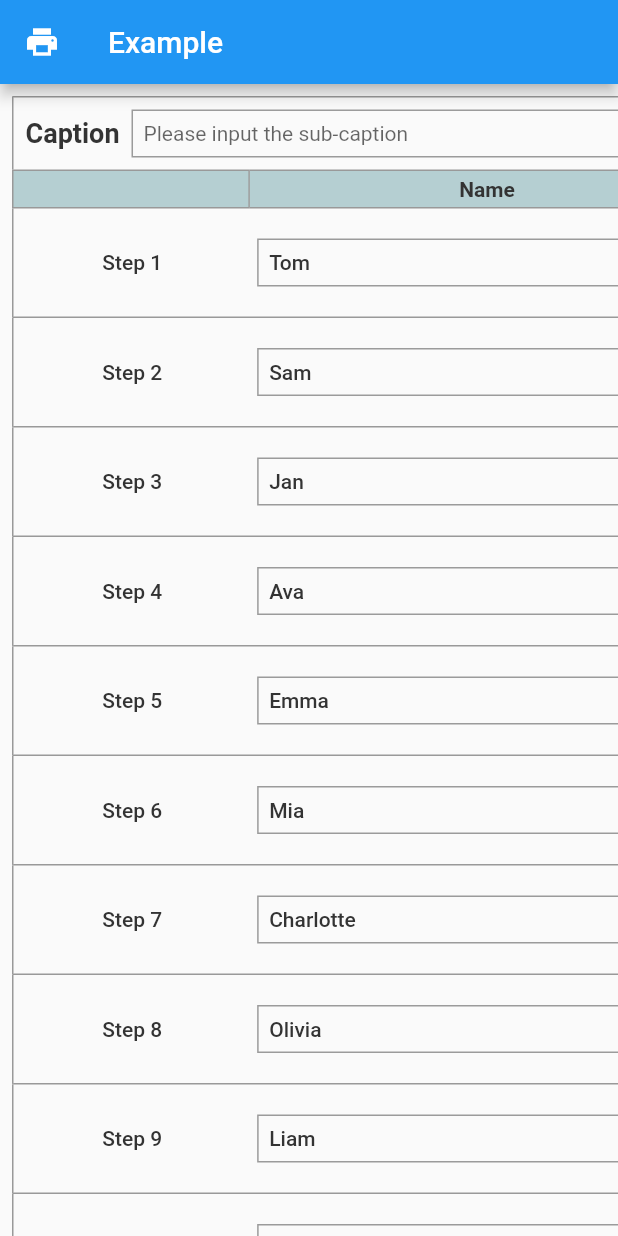
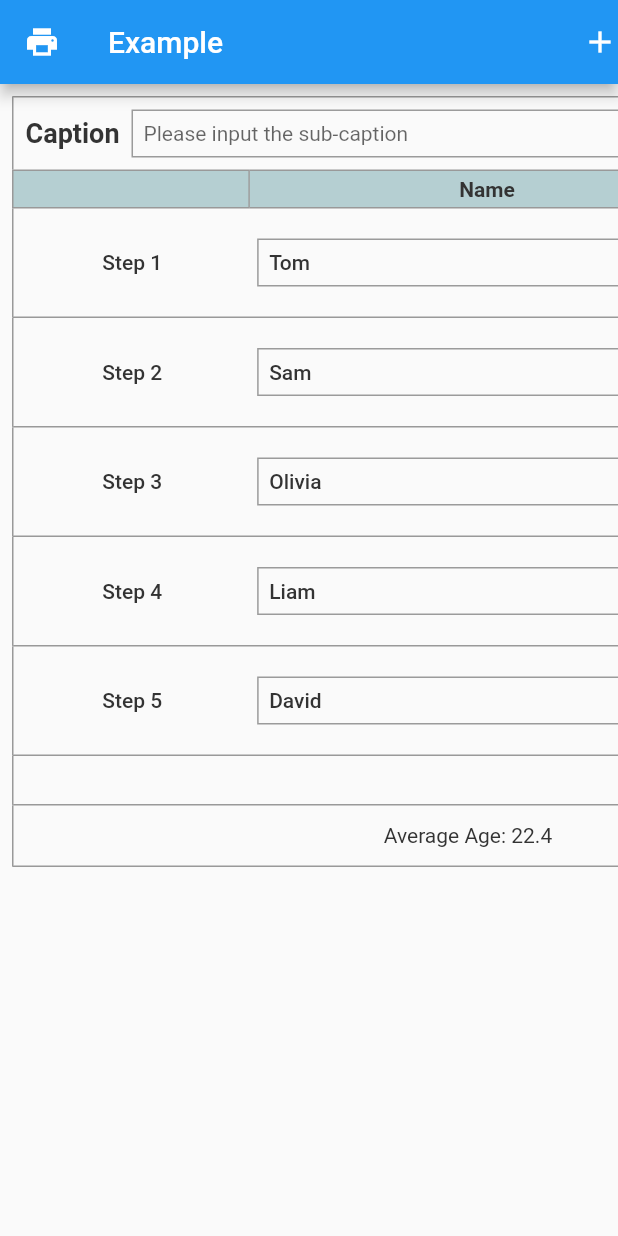
Before and after one commit to lianfanghua/flutter_editable_table, a Flutter app: the screen it shows after launch, on a phone screen of 412 x 824 dp. Run offline on Flutter 3.47's test engine with Material 2 defaults, Android fonts, the phone set to English and light mode, and no system bars; our stand-ins replace flutter_datetime_picker.

Commit message:
fix: fix caption and footer layout problem, and datetime picker multi-language adaptation problem

```diff
--- a/example/lib/main.dart
+++ b/example/lib/main.dart
@@ -198,20 +198,15 @@ class _MyHomePageState extends State<MyHomePage> {
     "rows": [
       {"id": 0, "name": "Tom", "age": 18, "desc": "I'm Tom, Tom, Tom", "salary": 1000.5, "married": false, "d_o_m": null, "l_s_t": "2021-10-02 14:30:50"},
       {"id": 1, "name": "Sam", "age": 20, "desc": null, "salary": 1234.5, "married": false, "d_o_m": null, "l_s_t": "2021-06-23 11:28:00"},
-      {"id": 2, "name": "Jan", "age": 21, "desc": null, "salary": 1800.0, "married": false, "d_o_m": null, "l_s_t": "2021-02-16 10:30:00"},
-      {"id": 3, "name": "Ava", "age": 25, "desc": null, "salary": 2500.0, "married": false, "d_o_m": null, "l_s_t": "2020-12-25 13:00:00"},
-      {"id": 4, "name": "Emma", "age": 22, "desc": null, "salary": 1700.0, "married": false, "d_o_m": null, "l_s_t": "2021-07-02 09:30:00"},
-      {"id": 5, "name": "Mia", "age": 21, "desc": null, "salary": 2000.0, "married": false, "d_o_m": null, "l_s_t": "2021-05-01 10:20:43"},
-      {"id": 6, "name": "Charlotte", "age": 19, "desc": null, "salary": 1500.0, "married": false, "d_o_m": null, "l_s_t": "2021-08-18 13:40:10"},
-      {"id": 7, "name": "Olivia", "age": 25, "desc": null, "salary": 2500.0, "married": true, "d_o_m": "2020-10-01", "l_s_t": "2021-01-08 20:20:00"},
-      {"id": 8, "name": "Liam", "age": 23, "desc": null, "salary": 3000.0, "married": true, "d_o_m": "2018-08-01", "l_s_t": "2021-11-11 18:10:20"},
-      {"id": 9, "name": "David", "age": 26, "desc": null, "salary": 2300.0, "married": true, "d_o_m": "2019-03-05", "l_s_t": "2021-12-08 21:30:50"},
+      {"id": 2, "name": "Olivia", "age": 25, "desc": null, "salary": 2500.0, "married": true, "d_o_m": "2020-10-01", "l_s_t": "2021-01-08 20:20:00"},
+      {"id": 3, "name": "Liam", "age": 23, "desc": null, "salary": 3000.0, "married": true, "d_o_m": "2018-08-01", "l_s_t": "2021-11-11 18:10:20"},
+      {"id": 4, "name": "David", "age": 26, "desc": null, "salary": 2300.0, "married": true, "d_o_m": "2019-03-05", "l_s_t": "2021-12-08 21:30:50"},
     ],
     "footer": {
-      "layout_direction": "column",
+      "layout_direction": "row",
       "content": [
         {
-          "title": "Average Age: 22",
+          "title": "Average Age: 22.4",
           "display": true,
           "editable": false,
           "input_decoration": {"min_lines": 1, "max_lines": 1, "max_length": 64, "hint_text": "Please input the sub-caption", "fill_color": null},
@@ -242,10 +237,20 @@ class _MyHomePageState extends State<MyHomePage> {
         leading: IconButton(
           icon: Icon(Icons.print),
           onPressed: () {
-            print(_editableTableKey.currentState?.currentData.rows);
+            print(_editableTableKey.currentState?.currentData);
           },
         ),
         title: Text(widget.title),
+        actions: [
+          GestureDetector(
+            behavior: HitTestBehavior.opaque,
+            onTap: () {
+              WidgetsBinding.instance?.focusManager.primaryFocus?.unfocus();
+              _editableTableKey.currentState?.addRow();
+            },
+            child: Icon(Icons.add),
+          )
+        ],
       ),
       body: SingleChildScrollView(
         child: EditableTable(
--- a/lib/widget/caption.dart
+++ b/lib/widget/caption.dart
@@ -40,9 +40,10 @@ class _EditableTableCaptionState extends State<EditableTableCaption> {
       decoration: BoxDecoration(border: widget.captionBorder),
       child: widget.captionLayoutEntity.layoutDirection.toLowerCase() == 'row'
           ? Row(
+              mainAxisAlignment: MainAxisAlignment.center,
               children: [
                 _buildCaption(widget.captionLayoutEntity.mainCaption),
-                if (widget.captionLayoutEntity.mainCaption != null) SizedBox(width: 8.0),
+                if (widget.captionLayoutEntity.mainCaption != null && widget.captionLayoutEntity.subCaption != null) SizedBox(width: 8.0),
                 _buildCaption(widget.captionLayoutEntity.subCaption),
               ],
             )
@@ -50,7 +51,7 @@ class _EditableTableCaptionState extends State<EditableTableCaption> {
               mainAxisSize: MainAxisSize.min,
               children: [
                 _buildCaption(widget.captionLayoutEntity.mainCaption),
-                if (widget.captionLayoutEntity.mainCaption != null) SizedBox(height: 8.0),
+                if (widget.captionLayoutEntity.mainCaption != null && widget.captionLayoutEntity.subCaption != null) SizedBox(height: 8.0),
                 _buildCaption(widget.captionLayoutEntity.subCaption),
               ],
             ),
--- a/lib/widget/data_cell.dart
+++ b/lib/widget/data_cell.dart
@@ -127,7 +127,7 @@ class _EditableTableDataCellState extends State<EditableTableDataCell> {
             _textEditingController.text = dateString;
           },
           currentTime: widget.cellEntity.value != null ? (DateTime.tryParse(widget.cellEntity.value.toString()) ?? DateTime.now()) : DateTime.now(),
-          locale: Intl.getCurrentLocale() == 'zh' ? LocaleType.zh : LocaleType.en,
+          locale: WidgetsBinding.instance?.window.locale.countryCode == 'CN' && WidgetsBinding.instance?.window.locale.languageCode == 'zh' ? LocaleType.zh : LocaleType.en,
         );
       },
     );
@@ -182,7 +182,7 @@ class _EditableTableDataCellState extends State<EditableTableDataCell> {
             _textEditingController.text = dateString;
           },
           currentTime: widget.cellEntity.value != null ? (DateTime.tryParse(widget.cellEntity.value.toString()) ?? DateTime.now()) : DateTime.now(),
-          locale: Intl.getCurrentLocale() == 'zh' ? LocaleType.zh : LocaleType.en,
+          locale: WidgetsBinding.instance?.window.locale.countryCode == 'CN' && WidgetsBinding.instance?.window.locale.languageCode == 'zh' ? LocaleType.zh : LocaleType.en,
         );
       },
     );
--- a/lib/widget/footer.dart
+++ b/lib/widget/footer.dart
@@ -119,7 +119,8 @@ class _EditableTableFooterState extends State<EditableTableFooter> {
                   ),
                 ),
               )
-            : Container(
+            : Flexible(
+                child: Container(
                   color: footerEntity.style?.backgroundColor,
                   width: widget.footerLayoutEntity.layoutDirection.toLowerCase() == 'column' ? widget.footerWidth : null,
                   padding: index != _displayFooters.length - 1 ? EdgeInsets.only(bottom: 8.0) : null,
@@ -134,6 +135,7 @@ class _EditableTableFooterState extends State<EditableTableFooter> {
                             ),
                     textAlign: footerEntity.style?.textAlign,
                   ),
+                ),
               ))
         : SizedBox();
   }
@@ -144,11 +146,7 @@ class _EditableTableFooterState extends State<EditableTableFooter> {
         ? (footerEntity.editable
             ? Flexible(
                 child: Container(
-                  padding: widget.footerPadding ??
-                      EdgeInsets.symmetric(
-                        horizontal: 8.0,
-                        vertical: 4.0,
-                      ),
+                  padding: widget.footerPadding ?? EdgeInsets.symmetric(horizontal: 8.0, vertical: 4.0),
                   decoration: BoxDecoration(
                     border: index == 0
                         ? (widget.footerBorder != null
@@ -210,13 +208,10 @@ class _EditableTableFooterState extends State<EditableTableFooter> {
                   ),
                 ),
               )
-            : Container(
+            : Flexible(
+                child: Container(
                   width: widget.footerLayoutEntity.layoutDirection.toLowerCase() == 'column' ? widget.footerWidth : null,
-                padding: widget.footerPadding ??
-                    EdgeInsets.symmetric(
-                      horizontal: 8.0,
-                      vertical: 4.0,
-                    ),
+                  padding: widget.footerPadding ?? EdgeInsets.all(8.0),
                   alignment: footerEntity.style?.horizontalAlignment,
                   decoration: BoxDecoration(
                     border: index == 0
@@ -245,6 +240,7 @@ class _EditableTableFooterState extends State<EditableTableFooter> {
                             ),
                     textAlign: footerEntity.style?.textAlign,
                   ),
+                ),
               ))
         : SizedBox();
   }
```
Lines whose indentation alone changed are shown as unchanged.
